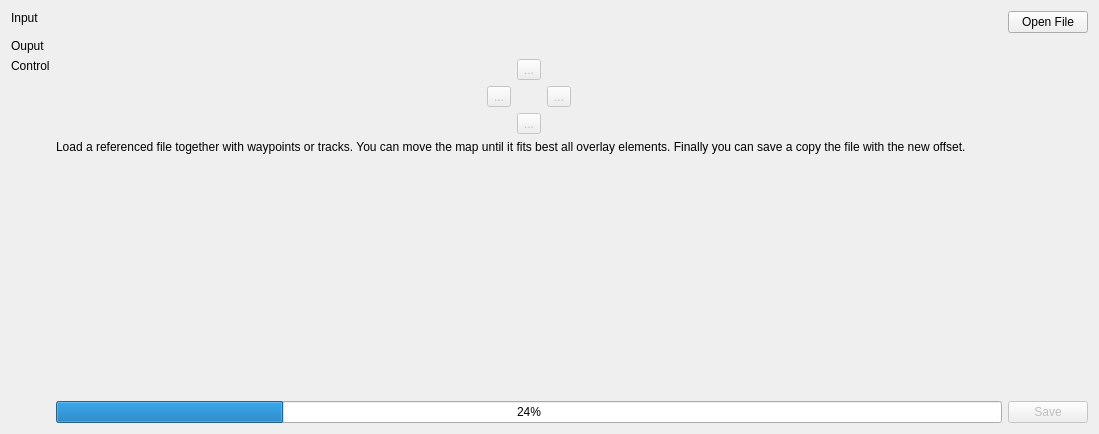
Above: src/ICreateMapFineTune.ui from ntruchsess/QLandkarteGT before the change. Below: the same form after it.
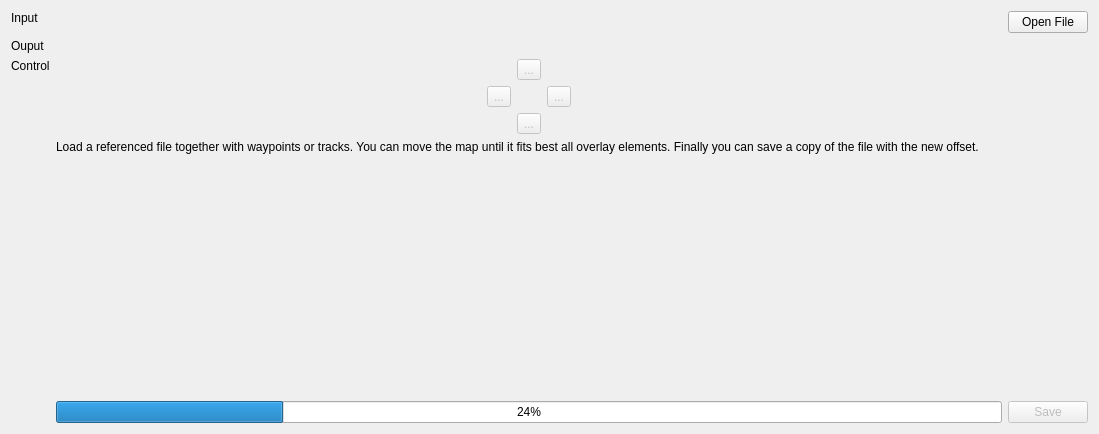
That is the form after the change.

Diff of the .ui file:
```diff
--- a/src/ICreateMapFineTune.ui
+++ b/src/ICreateMapFineTune.ui
@@ -171,7 +171,7 @@
    <item row="4" column="1">
     <widget class="QLabel" name="label_5">
      <property name="text">
-      <string>Load a referenced file together with waypoints or tracks. You can move the map until it fits best all overlay elements. Finally you can save a copy the file with the new offset.</string>
+      <string>Load a referenced file together with waypoints or tracks. You can move the map until it fits best all overlay elements. Finally you can save a copy of the file with the new offset.</string>
      </property>
      <property name="alignment">
       <set>Qt::AlignLeading|Qt::AlignLeft|Qt::AlignTop</set>
```
